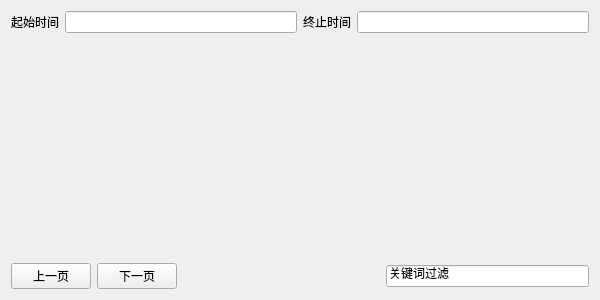
karllrak/GUITimer, file ui/ui_dataShow.ui: the form before one commit.
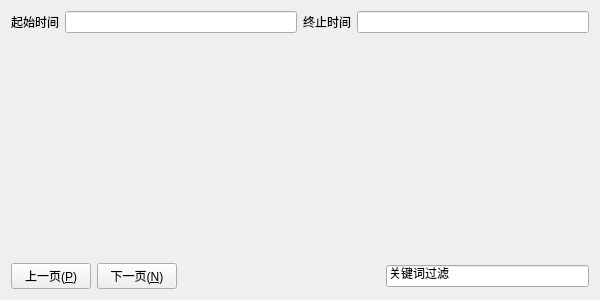
The form after the commit.

Patch:
```diff
--- a/ui/ui_dataShow.ui
+++ b/ui/ui_dataShow.ui
@@ -95,14 +95,14 @@
      <item>
       <widget class="QPushButton" name="btnPrevPage">
        <property name="text">
-        <string>上一页</string>
+        <string>上一页(&amp;P)</string>
        </property>
       </widget>
      </item>
      <item>
       <widget class="QPushButton" name="btnNextPage">
        <property name="text">
-        <string>下一页</string>
+        <string>下一页(&amp;N)</string>
        </property>
       </widget>
      </item>
```
Left out of the diff: 1 changed line with no effect on the pictures.
